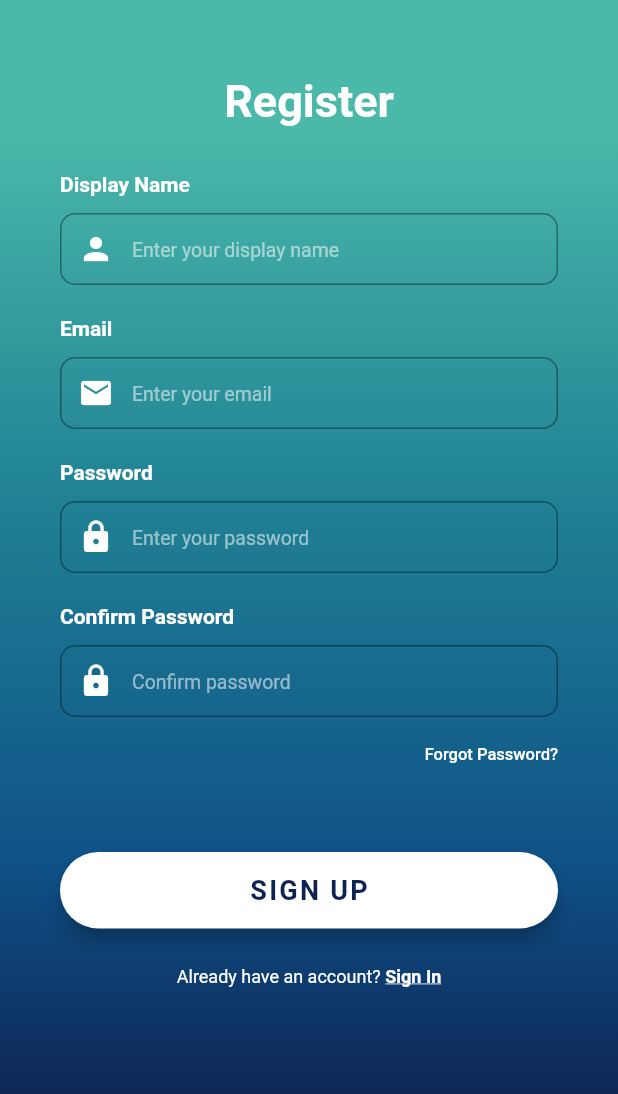
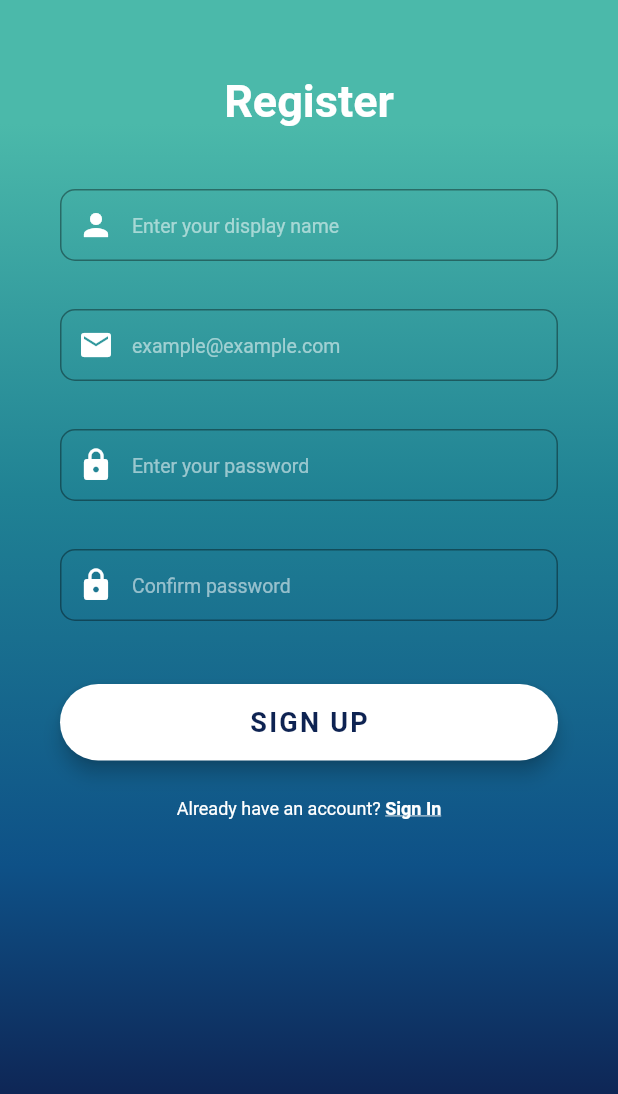
Before and after one commit to theflutterfiles/ORDR, a Flutter app: the Register screen opened directly, on a phone screen of 412 x 824 dp. Shown: the top 1094 px of the screen. Run offline on Flutter 3.47's test engine with Material 2 defaults, Android fonts, the phone set to English and light mode, and no system bars; our stand-ins replace calendar_timeline, cloud_firestore, email_validator, firebase_auth, flutter_spinkit, scrollable_positioned_list; accounts and stored records are empty; Roboto replaces fonts that are missing (OpenSans).

```diff
--- a/lib/models/user.dart
+++ b/lib/models/user.dart
@@ -1,9 +1,10 @@
 class User{
 
   final String uid;
+  final String displayName;
 
   //constructor
-  User({this.uid});
+  User({this.uid, this.displayName});
 
 
 
--- a/lib/screens/authenticate/register.dart
+++ b/lib/screens/authenticate/register.dart
@@ -1,4 +1,5 @@
 import 'package:email_validator/email_validator.dart';
+import 'package:firebase_auth/firebase_auth.dart';
 import 'package:flutter/material.dart';
 import 'package:flutter/services.dart';
 import 'package:flutter_app_mindful_lifting/screens/home/homeScreen.dart';
@@ -43,14 +44,6 @@ class _RegisterState extends State<Register> {
       return Column(
         crossAxisAlignment: CrossAxisAlignment.start,
         children: <Widget>[
-          Text(
-            'Display Name',
-            style: TextStyle(
-              color: Colors.white,
-              fontWeight: FontWeight.bold,
-              fontFamily: 'OpenSans',
-            ),
-          ),
           SizedBox(
             height: 10.0,
           ),
@@ -65,7 +58,8 @@ class _RegisterState extends State<Register> {
                   : null, //return null or helper text
               onChanged: (val) {
                 //val is whatever value is in the field, on changed is activated whenever user does absolutely anything in that field
-                setState(() => displayName = val);
+                setState(() => displayName = val
+                );
               },
               onFieldSubmitted: (val) {
                 _formKey.currentState.validate();
@@ -103,14 +97,6 @@ class _RegisterState extends State<Register> {
       return Column(
         crossAxisAlignment: CrossAxisAlignment.start,
         children: <Widget>[
-          Text(
-            'Email',
-            style: TextStyle(
-              color: Colors.white,
-              fontWeight: FontWeight.bold,
-              fontFamily: 'OpenSans',
-            ),
-          ),
           SizedBox(
             height: 10.0,
           ),
@@ -147,7 +133,7 @@ class _RegisterState extends State<Register> {
                     Icons.email,
                     color: Colors.white,
                   ),
-                  hintText: 'Enter your email',
+                  hintText: 'example@example.com',
                   hintStyle: TextStyle(
                     color: Colors.white54,
                     fontFamily: 'OpenSans',
@@ -165,14 +151,6 @@ class _RegisterState extends State<Register> {
       return Column(
         crossAxisAlignment: CrossAxisAlignment.start,
         children: <Widget>[
-          Text(
-            'Password',
-            style: TextStyle(
-              color: Colors.white,
-              fontWeight: FontWeight.bold,
-              fontFamily: 'OpenSans',
-            ),
-          ),
           SizedBox(
             height: 10.0,
           ),
@@ -224,14 +202,6 @@ class _RegisterState extends State<Register> {
       return Column(
         crossAxisAlignment: CrossAxisAlignment.start,
         children: <Widget>[
-          Text(
-            'Confirm Password',
-            style: TextStyle(
-              color: Colors.white,
-              fontWeight: FontWeight.bold,
-              fontFamily: 'OpenSans',
-            ),
-          ),
           SizedBox(
             height: 10.0,
           ),
@@ -282,7 +252,7 @@ class _RegisterState extends State<Register> {
       );
     }
 
-    Widget _buildLoginButton(){
+    Widget _buildSignupButton(){
       return Container(
         padding: EdgeInsets.symmetric(vertical: 25.0, ),
         width: double.infinity,
@@ -296,10 +266,10 @@ class _RegisterState extends State<Register> {
           onPressed: () async{
             if(_formKey.currentState.validate()){
               setState(() => loading = true);
-              dynamic result = await _authService.registerWitEmailAndPassword(email, password);
+              dynamic result = await _authService.registerWitEmailAndPassword(email, password, displayName);
               if(result == null){
                 setState(() => loading = false);
-                setState(() => error = 'User already exists.');
+                setState(() => error = 'User already exists! Please sign in.');
               }else if(result != null){
                 Navigator.push(context, new MaterialPageRoute(builder: (context) => HomePage())
                 );
@@ -314,26 +284,6 @@ class _RegisterState extends State<Register> {
               color: Color(0xff0E2352),
               fontSize: 18.0,
               fontWeight: FontWeight.bold,
-              fontFamily: 'OpenSans',
-            ),
-          ),
-        ),
-      );
-    }
-
-    Widget _buildForgotPasswordBtn(){
-      return Container(
-        alignment: Alignment.centerRight,
-        child: FlatButton(
-          padding: EdgeInsets.only(right: 0.0),
-          onPressed: (){
-            print("forgot password");
-          },
-          child: Text(
-            'Forgot Password?',
-            style: TextStyle(
-              color: Colors.white,
-              fontSize: 11.0,
               fontFamily: 'OpenSans',
             ),
           ),
@@ -415,12 +365,11 @@ class _RegisterState extends State<Register> {
                           _buildPasswordTextField(),
                           SizedBox(height: 20.0,),
                           _buildConfirmPasswordTextField(),
-                          _buildForgotPasswordBtn(),
                           Text(
                             error,
                             style: TextStyle(color: Colors.red, fontSize: 14.0),
                           ),
-                          _buildLoginButton(),
+                          _buildSignupButton(),
                           Container(
                             height: 30.0,
                             child: GestureDetector(
--- a/lib/screens/authenticate/sign_in.dart
+++ b/lib/screens/authenticate/sign_in.dart
@@ -245,7 +245,7 @@ class _SignInState extends State<SignIn> {
                 begin: Alignment.topCenter,
                 end: Alignment.bottomCenter,
                 colors: [
-                  Color(0xff4BB9AA),
+                  Color(0xfffbe30b),
                   Color(0xff208294),
                   Color(0xff0E5187),
                   Color(0xff0E2352),
--- a/lib/services/database.dart
+++ b/lib/services/database.dart
@@ -3,7 +3,7 @@ import 'package:cloud_firestore/cloud_firestore.dart';
 class DatabaseService {
   //collection reference
 
-  final CollectionReference notes = Firestore.instance.collection('notes'); //auto creates collection and also references if created
+
 
 
 
```
Also changed, not shown: lib/screens/addProject.dart (added, +28 -0 lines), lib/screens/home/homeScreen.dart (+110 -207 lines), lib/services/auth.dart (+12 -4 lines), 1 other file.
